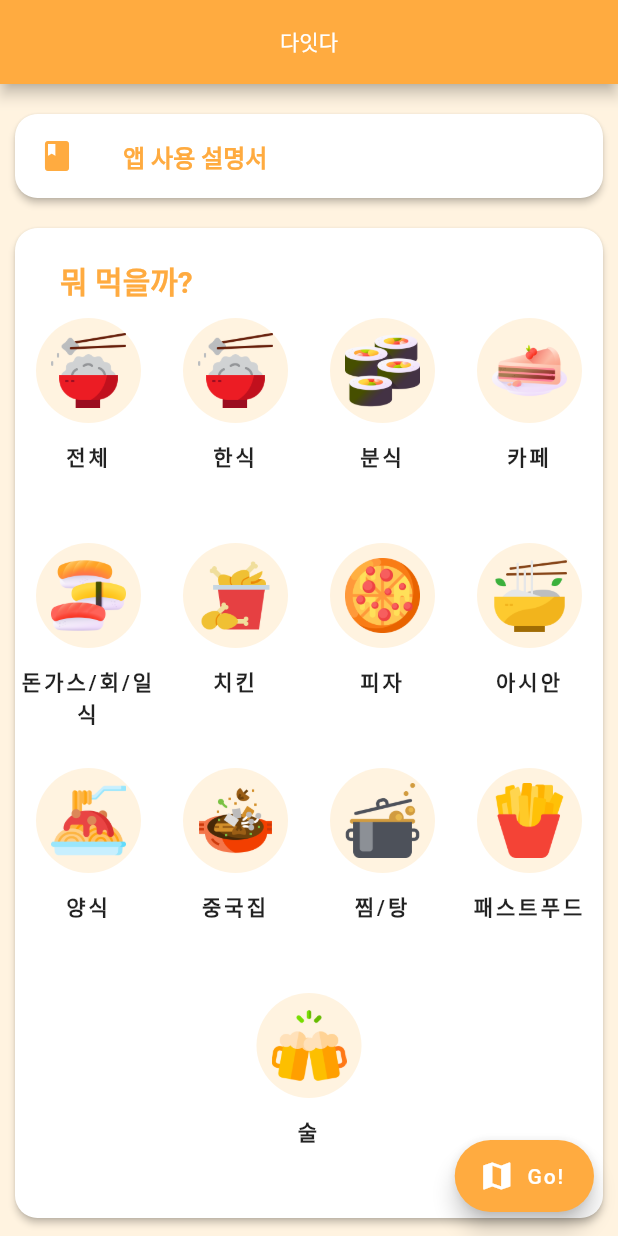
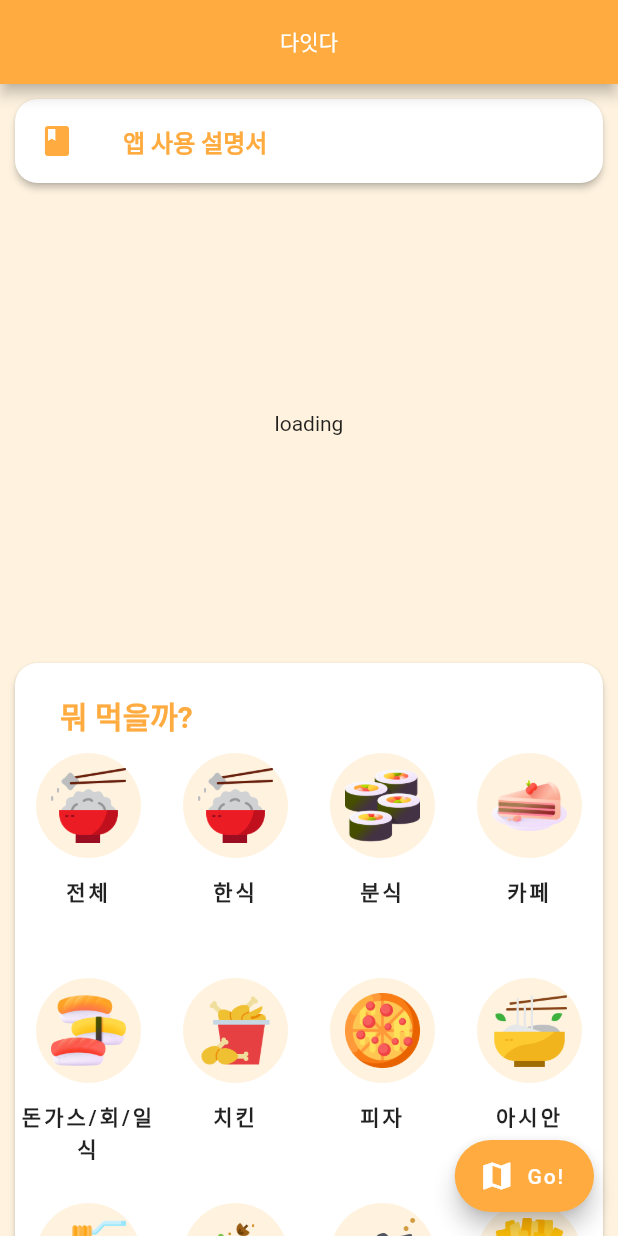
Before and after one commit to 1eehanjin/da_eat_da, a Flutter app: the screen it shows after launch, on a phone screen of 412 x 824 dp. Run offline on Flutter 3.47's test engine with Material 2 defaults, Android fonts, the phone set to English and light mode, and no system bars; our stand-ins replace cached_network_image, fluttertoast, get, native_admob_flutter; missing offline and left inert: a package.

Commit message:
4/28 update

```diff
--- a/lib/main.dart
+++ b/lib/main.dart
@@ -125,8 +125,6 @@ class _MyHomePageState extends State<MyHomePage> {
       ),
       body: ListView(
         children: [
-          NativeAds(),
-
           Card(
               shape: RoundedRectangleBorder(
                   borderRadius: BorderRadius.circular(15)),
@@ -144,6 +142,9 @@ class _MyHomePageState extends State<MyHomePage> {
                   color: Theme.of(context).accentColor,
                 ),
               )),
+          NativeAds(),
+
+
           Card(
             shape:
                 RoundedRectangleBorder(borderRadius: BorderRadius.circular(15)),
@@ -195,8 +196,7 @@ class NativeAds extends StatefulWidget {
   _NativeAdsState createState() => _NativeAdsState();
 }
 
-class _NativeAdsState extends State<NativeAds>
-    with AutomaticKeepAliveClientMixin {
+class _NativeAdsState extends State<NativeAds> with AutomaticKeepAliveClientMixin {
   Widget child;
 
   final controller = NativeAdController();
@@ -214,43 +214,37 @@ class _NativeAdsState extends State<NativeAds>
   Widget build(BuildContext context) {
     super.build(context);
     if (child != null) return child;
-    return RefreshIndicator(
-      onRefresh: () async {
-        setState(() => child = SizedBox());
-        await Future.delayed(Duration(milliseconds: 20));
-        setState(() => child = null);
-      },
-      child: Padding(
-        padding: const EdgeInsets.only(bottom: 10.0),
-        child: Column(
-          children: [
-            if (controller.isLoaded)
+    return Padding(
+      padding: const EdgeInsets.only(bottom: 0),
+      child: (controller.isLoaded)?
     NativeAd(
       height: 300,
-              // unitId: MobileAds.nativeAdVideoTestUnitId,
+      unitId: MobileAds.nativeAdVideoTestUnitId,
       builder: (context, child) {
         return Material(
-                  elevation: 3,
+          //elevation: 3,
           child: child,
         );
       },
       buildLayout: fullBuilder,
-              loading: Text('loading'),
+      loading: Container(height:300,alignment: Alignment.center,
+          child: Text('loading')
+      ),
       error: Text('error'),
       icon: AdImageView(size: 40),
       headline: AdTextView(
         style: TextStyle(
           fontSize: 16,
           fontWeight: FontWeight.bold,
-                  color: Colors.orangeAccent,
+          color: Colors.black,
         ),
         maxLines: 1,
       ),
       media: AdMediaView(
         height: 180,
         width: MATCH_PARENT,
-                elevation: 6,
-                elevationColor: Colors.deepOrangeAccent,
+        //elevation: 6,
+        //elevationColor: Colors.deepOrangeAccent,
       ),
       attribution: AdTextView(
         width: WRAP_CONTENT,
@@ -261,22 +255,25 @@ class _NativeAdsState extends State<NativeAds>
         text: 'Anúncio',
         decoration: AdDecoration(
           borderRadius: AdBorderRadius.all(10),
-                  border: BorderSide(color: Colors.green, width: 1),
+          border: BorderSide(color: Colors.orangeAccent, width: 1),
         ),
         style: TextStyle(
-                  color: Colors.orangeAccent,
+          color: Colors.black,
           fontWeight: FontWeight.bold,
         ),
       ),
       button: AdButtonView(
-                elevation: 18,
-                elevationColor: Colors.orangeAccent,
+        textStyle: TextStyle(color:Colors.white),
+        decoration: AdDecoration(borderRadius: AdBorderRadius.all(50),
+        backgroundColor: Colors.orangeAccent
+      ),
         height: MATCH_PARENT,
       ),
-            ),
-          ],
-        ),
-      ),
+    )
+    :Container(
+        height: 300,alignment: Alignment.center,
+          child: Text('loading')
+      )
     );
   }
 
@@ -293,7 +290,7 @@ AdLayoutBuilder get fullBuilder => (ratingBar, media, icon, headline,
     width: MATCH_PARENT,
     decoration: AdDecoration(
         gradient: AdLinearGradient(
-          colors: [Colors.deepOrangeAccent, Colors.deepOrangeAccent],
+          colors: [Colors.orange[50], Colors.orange[50]],
           orientation: AdGradientOrientation.tl_br,
         )),
     children: [
```
Also changed, not shown: 1 other file. Lines whose indentation alone changed are shown as unchanged.
